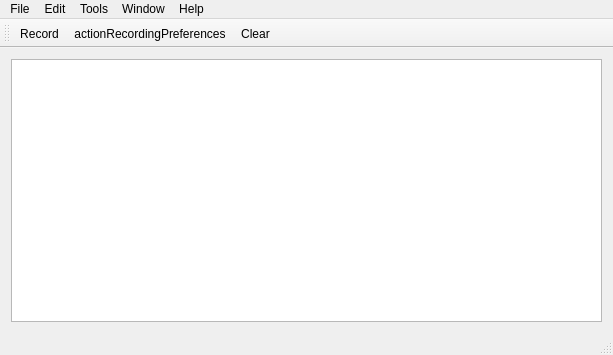
Before: the Qt Designer form mainwindow.ui in domoritz/drummy, drawn with Qt 5.
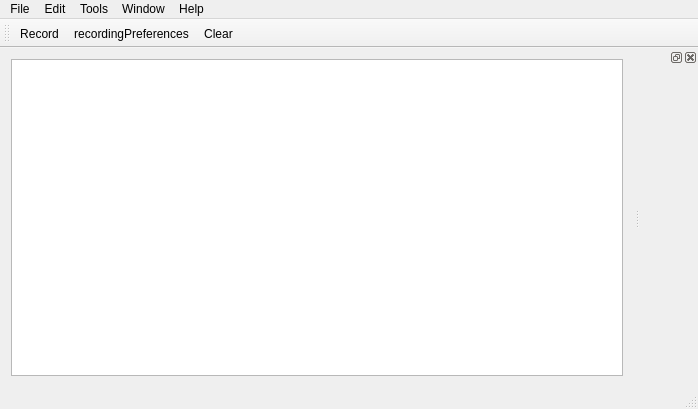
After: the same form once the commit is applied. Icons and pictures are not drawn. Custom widgets are drawn as their Qt base class.

Commit message: drawer recording settings, better sync of progress and rec

Patch:
```diff
--- a/mainwindow.ui
+++ b/mainwindow.ui
@@ -6,8 +6,8 @@
    <rect>
     <x>0</x>
     <y>0</y>
-    <width>613</width>
-    <height>355</height>
+    <width>698</width>
+    <height>409</height>
    </rect>
   </property>
   <property name="windowTitle">
@@ -75,7 +75,7 @@
     <rect>
      <x>0</x>
      <y>0</y>
-     <width>613</width>
+     <width>698</width>
      <height>22</height>
     </rect>
    </property>
@@ -133,10 +133,16 @@
     <bool>false</bool>
    </attribute>
    <addaction name="actionRecord"/>
-   <addaction name="actionActionRecordingPreferences"/>
+   <addaction name="actionRecordingPreferences"/>
    <addaction name="actionClear"/>
   </widget>
   <widget class="QStatusBar" name="statusBar"/>
+  <widget class="QDockWidget" name="dockWidget">
+   <attribute name="dockWidgetArea">
+    <number>2</number>
+   </attribute>
+   <widget class="PrefsRec" name="dockWidgetContents"/>
+  </widget>
   <action name="actionPreferences">
    <property name="text">
     <string>Preferences</string>
@@ -238,13 +244,16 @@
     <string>Fullscreen</string>
    </property>
   </action>
-  <action name="actionActionRecordingPreferences">
+  <action name="actionRecordingPreferences">
+   <property name="checkable">
+    <bool>true</bool>
+   </property>
    <property name="icon">
     <iconset resource="icons.qrc">
      <normaloff>:/images/record_settings_32.png</normaloff>:/images/record_settings_32.png</iconset>
    </property>
    <property name="text">
-    <string>actionRecordingPreferences</string>
+    <string>recordingPreferences</string>
    </property>
    <property name="toolTip">
     <string>Recording preferences</string>
@@ -269,6 +278,14 @@
   </action>
  </widget>
  <layoutdefault spacing="6" margin="11"/>
+ <customwidgets>
+  <customwidget>
+   <class>PrefsRec</class>
+   <extends>QWidget</extends>
+   <header location="global">prefsrec.h</header>
+   <container>1</container>
+  </customwidget>
+ </customwidgets>
  <resources>
   <include location="icons.qrc"/>
  </resources>
```
The commit also changes 6 other files.
